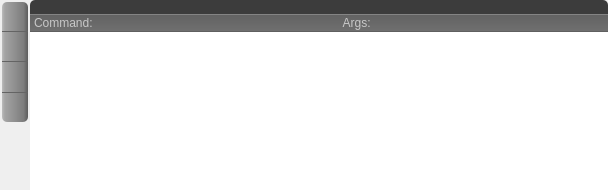
Old version of the form armadillo/plugins/output/outputText.ui in the repository rkyleg/scope.
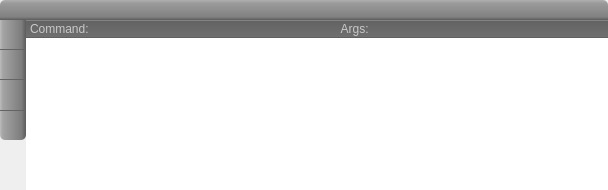
New version of the form. Icons and pictures are not drawn.

Commit message: workspace save and close bug fixes settings - fixed from previous reordering output - updated ui style qt2py - updated style, fixed currentEditor rename bug

```diff
--- a/armadillo/plugins/output/outputText.ui
+++ b/armadillo/plugins/output/outputText.ui
@@ -106,23 +106,7 @@
      </layout>
     </widget>
    </item>
-   <item row="0" column="1">
-    <widget class="QLabel" name="l_title">
-     <property name="styleSheet">
-      <string notr="true">background-color: rgb(60,60,60);
-color:white;
-border-top-right-radius:5px;
-border-top-left-radius:5px;</string>
-     </property>
-     <property name="text">
-      <string/>
-     </property>
-     <property name="wordWrap">
-      <bool>true</bool>
-     </property>
-    </widget>
-   </item>
-   <item row="0" column="0" rowspan="4">
+   <item row="1" column="0" rowspan="3">
     <widget class="QFrame" name="frame_2">
      <property name="styleSheet">
       <string notr="true">QPushButton,QToolButton {
@@ -143,7 +127,16 @@
       <enum>QFrame::Raised</enum>
      </property>
      <layout class="QGridLayout" name="gridLayout_3">
-      <property name="margin">
+      <property name="leftMargin">
+       <number>0</number>
+      </property>
+      <property name="topMargin">
+       <number>0</number>
+      </property>
+      <property name="rightMargin">
+       <number>0</number>
+      </property>
+      <property name="bottomMargin">
        <number>2</number>
       </property>
       <property name="spacing">
@@ -242,8 +235,6 @@
         <property name="styleSheet">
          <string notr="true">QPushButton,QToolButton {
 	border-bottom:1px solid rgb(100,100,100);
-	border-top-right-radius:5px;
-	border-top-left-radius:5px;
 }</string>
         </property>
         <property name="text">
@@ -297,6 +288,20 @@
      </layout>
     </widget>
    </item>
+   <item row="0" column="0" colspan="2">
+    <widget class="QLabel" name="l_title">
+     <property name="styleSheet">
+      <string notr="true">background-color: qlineargradient(spread:pad, x1:1, y1:1, x2:1, y2:0, stop:0 rgba(91, 91, 91, 255), stop:0.154545 rgba(129, 129, 129, 255), stop:0.831818 rgba(154, 154, 154, 255), stop:1 rgba(175, 175, 175, 255));
+color:white;border-top-right-radius:5px;border-top-left-radius:5px;padding:3px;</string>
+     </property>
+     <property name="text">
+      <string/>
+     </property>
+     <property name="wordWrap">
+      <bool>true</bool>
+     </property>
+    </widget>
+   </item>
   </layout>
  </widget>
  <resources/>
```
The commit also changes 12 other files.
